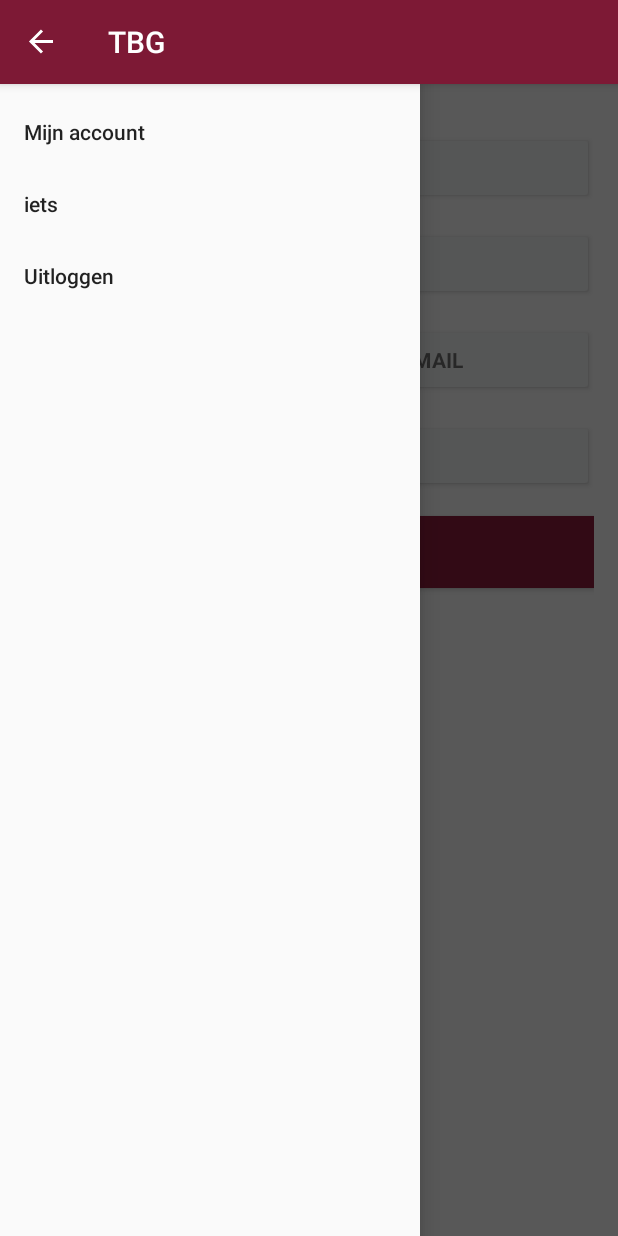
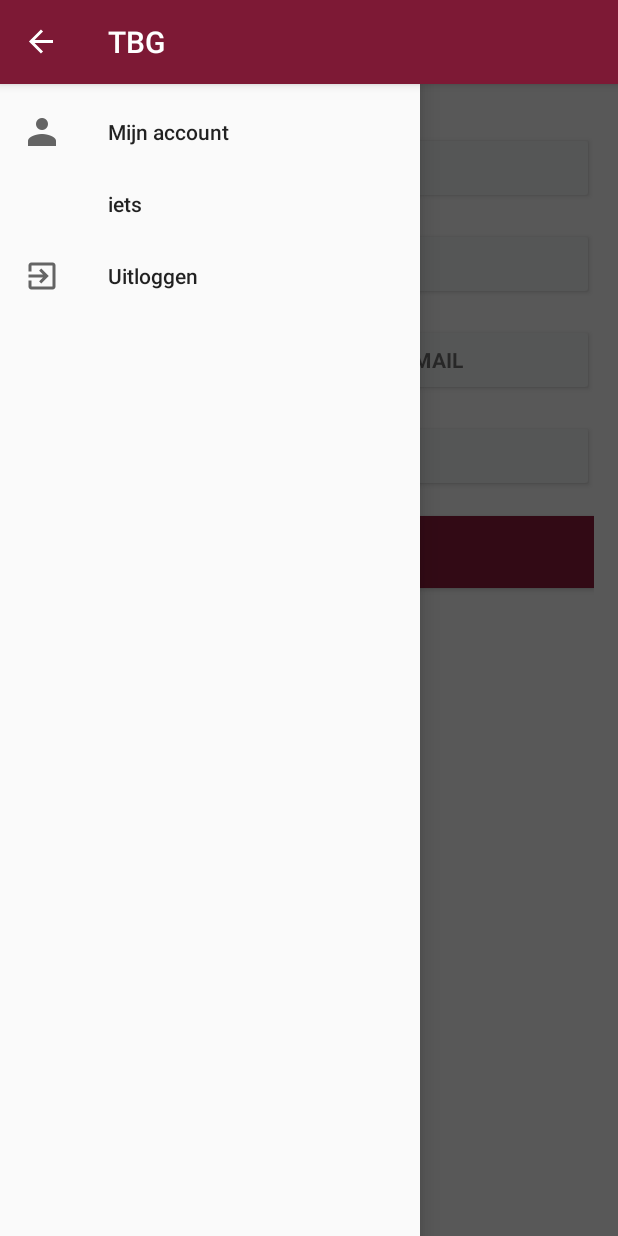
Before and after one commit to jensMole/TBG_App_Mob, an Android app: the screen it shows after launch once a user with an empty profile is signed in (MainActivity), with the side drawer open, on a phone screen of 412 x 824 dp. Run offline under Robolectric (Android 15) with nearby library versions, the phone set to English and light mode, and no system bars; our stand-ins replace Firebase (no records; nobody signed in at launch, a user with empty details on screens opened directly).

Commit message:
add images

```diff
--- a/TBG/app/src/main/java/com/example/jensie/tbg/MainActivity.java
+++ b/TBG/app/src/main/java/com/example/jensie/tbg/MainActivity.java
@@ -1,5 +1,6 @@
 package com.example.jensie.tbg;
 
+import android.support.design.widget.NavigationView;
 import android.support.v4.widget.DrawerLayout;
 import android.support.v7.app.ActionBarDrawerToggle;
 import android.support.v7.app.AppCompatActivity;
@@ -258,6 +259,7 @@ public class MainActivity extends AppCompatActivity {
 
     }
 
+
     //Er voor zorgen dat als je het menu icoontje aanraakt het menu ook wel open gaat en sluit.
     @Override
     public boolean onOptionsItemSelected(MenuItem item) {
--- a/TBG/app/src/main/res/layout/activity_main.xml
+++ b/TBG/app/src/main/res/layout/activity_main.xml
@@ -26,7 +26,8 @@
             android:layout_width="wrap_content"
             android:layout_height="match_parent"
             app:menu="@menu/navigation_menu"
-            android:layout_gravity="start">
+            android:layout_gravity="start"
+            android:id="@+id/nav_menu">
 
         </android.support.design.widget.NavigationView>
 
--- a/TBG/app/src/main/res/menu/navigation_menu.xml
+++ b/TBG/app/src/main/res/menu/navigation_menu.xml
@@ -2,12 +2,14 @@
 <menu xmlns:android="http://schemas.android.com/apk/res/android">
 
     <item android:id="@+id/nav_account"
+        android:icon="@mipmap/ic_person_black_24dp"
         android:title="Mijn account"/>
 
     <item android:id="@+id/nav_iets"
         android:title="iets"/>
 
     <item android:id="@+id/nav_logout"
+        android:icon="@mipmap/ic_exit_to_app_black_24dp"
         android:title="Uitloggen"/>
 
 </menu>
```
Also changed, not shown: TBG/app/src/main/res/mipmap-hdpi/ic_exit_to_app_black_24dp.png (added), TBG/app/src/main/res/mipmap-hdpi/ic_person_black_24dp.png (added), TBG/app/src/main/res/mipmap-mdpi/ic_exit_to_app_black_24dp.png (added), TBG/app/src/main/res/mipmap-mdpi/ic_person_black_24dp.png (added), TBG/app/src/main/res/mipmap-xhdpi/ic_exit_to_app_black_24dp.png (added), TBG/app/src/main/res/mipmap-xhdpi/ic_person_black_24dp.png (added), TBG/app/src/main/res/mipmap-xxhdpi/ic_exit_to_app_black_24dp.png (added), TBG/app/src/main/res/mipmap-xxhdpi/ic_person_black_24dp.png (added), TBG/app/src/main/res/mipmap-xxxhdpi/ic_exit_to_app_black_24dp.png (added), TBG/app/src/main/res/mipmap-xxxhdpi/ic_person_black_24dp.png (added).
